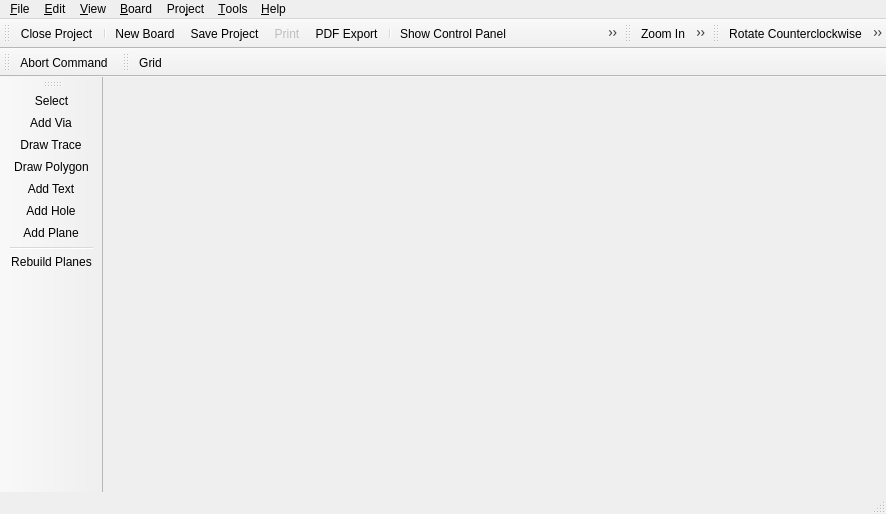
Before: the Qt Designer form libs/librepcb/projecteditor/boardeditor/boardeditor.ui in LibrePCB/LibrePCB, drawn with Qt 5.
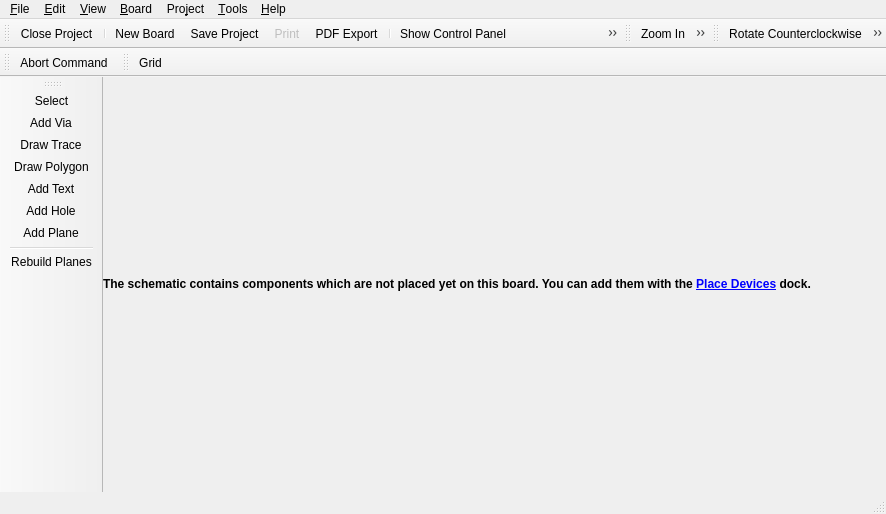
After: the same form once the commit is applied. Icons and pictures are not drawn. Custom widgets are drawn as their Qt base class.

Commit message: BoardEditor: Show note if there are unplaced components

The edit to the form file:
```diff
--- a/libs/librepcb/projecteditor/boardeditor/boardeditor.ui
+++ b/libs/librepcb/projecteditor/boardeditor/boardeditor.ui
@@ -40,6 +40,28 @@
     <item>
      <widget class="QTabBar" name="tabBar" native="true"/>
     </item>
+    <item>
+     <widget class="QLabel" name="lblUnplacedComponentsNote">
+      <property name="font">
+       <font>
+        <weight>75</weight>
+        <bold>true</bold>
+       </font>
+      </property>
+      <property name="styleSheet">
+       <string notr="true">QLabel {background-color: rgb(255, 255, 127); color: rgb(170, 0, 0);};</string>
+      </property>
+      <property name="text">
+       <string>&lt;html&gt;&lt;head/&gt;&lt;body&gt;&lt;p&gt;The schematic contains components which are not placed yet on this board. You can add them with the &lt;a href=&quot;PlaceDevicesDock&quot;&gt;&lt;span style=&quot; text-decoration: underline; color:#0000ff;&quot;&gt;Place Devices&lt;/span&gt;&lt;/a&gt; dock.&lt;/p&gt;&lt;/body&gt;&lt;/html&gt;</string>
+      </property>
+      <property name="wordWrap">
+       <bool>true</bool>
+      </property>
+      <property name="margin">
+       <number>10</number>
+      </property>
+     </widget>
+    </item>
    </layout>
   </widget>
   <widget class="QMenuBar" name="menubar">
```
The commit also changes 4 other files.
